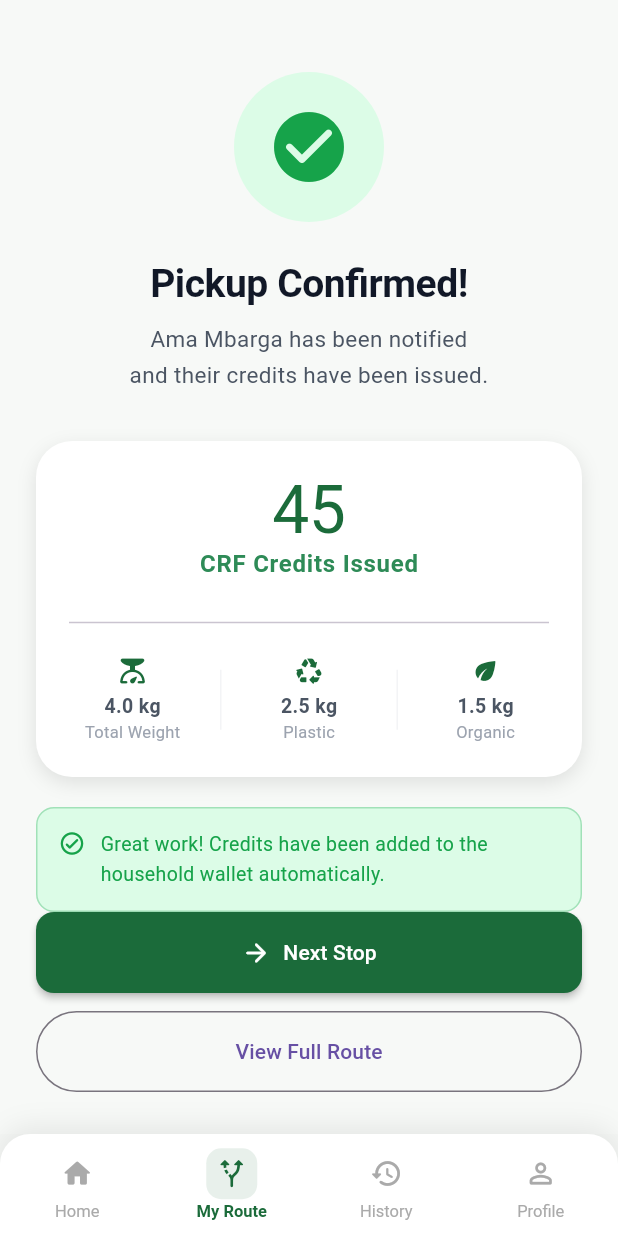
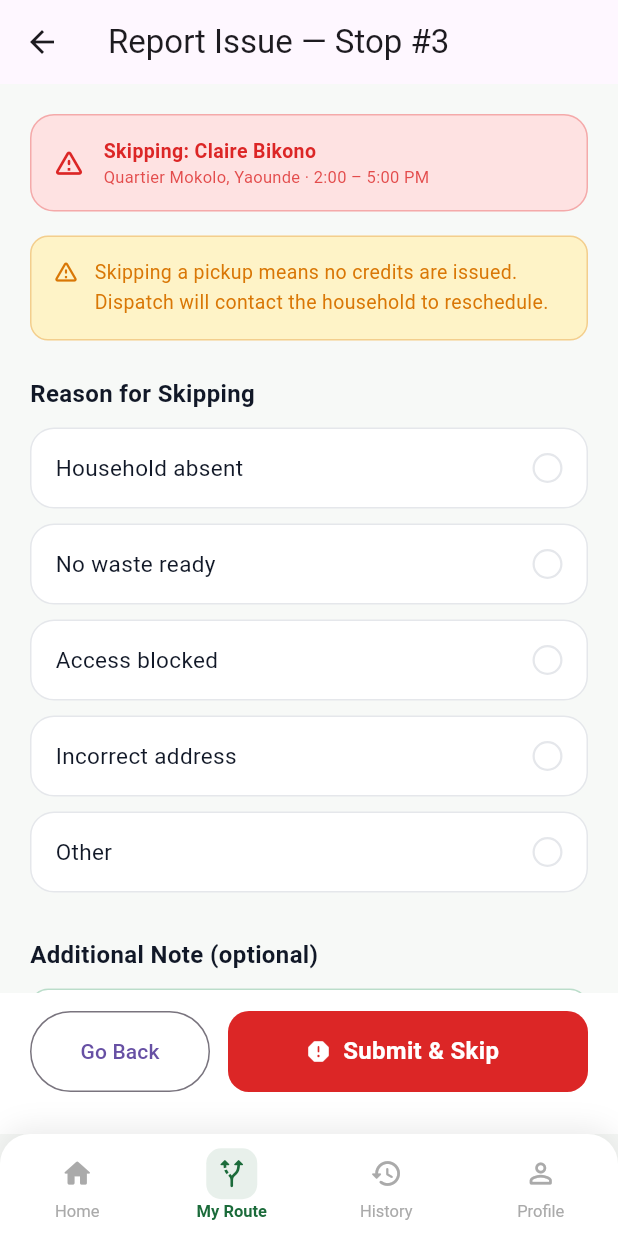
Before and after one commit to Kanjo-Elkamira-Ndi/crrf-mobile-platform, a Flutter app: the screen it shows after launch, on a phone screen of 412 x 824 dp. Run offline on Flutter 3.47's test engine with Material 3 defaults, Android fonts, the phone set to English and light mode, and no system bars; Roboto replaces fonts that are missing (DM Sans, DMSerifDisplay).

Commit message:
Created the driver's report issue screen

```diff
--- a/mobile_app/lib/main.dart
+++ b/mobile_app/lib/main.dart
@@ -35,7 +35,8 @@
 // import 'package:crrfapp/pages/d02_daily_route_screen.dart';
 // import 'package:crrfapp/pages/d03_pickup_task_screen.dart';
 // import 'package:crrfapp/pages/d04_confirm_pickup_screen.dart';
-import 'package:crrfapp/pages/d05_confirm_success_screen.dart';
+// import 'package:crrfapp/pages/d05_confirm_success_screen.dart';
+import 'package:crrfapp/pages/d06_report_issue_screen.dart';
 // import 'package:crrfapp/core/constants/app_constants.dart';
 import 'package:flutter/material.dart';
 
@@ -89,8 +90,8 @@ class MyApp extends StatelessWidget {
       // home: const DailyRouteScreen(),
       // home: const PickupTaskScreen(pickupId: "123"),
       // home: const ConfirmPickupScreen(taskId: "123"),
-      home: ConfirmSuccessScreen.demo(),
-      // home: const ReportIssueScreen(taskId: "123"),
+      // home: ConfirmSuccessScreen.demo(),
+      home: const ReportIssueScreen(taskId: "123"),
     );
   }
 }
--- /dev/null
+++ b/mobile_app/lib/pages/d06_report_issue_screen.dart
@@ -0,0 +1,269 @@
+import 'package:flutter/material.dart';
+import '../../../core/theme/app_colors.dart';
+import '../../../core/theme/app_text_styles.dart';
+import '../../../core/constants/app_constants.dart';
+import '../../../widgets/common_widgets.dart';
+import 'd02_daily_route_screen.dart';
+
+// ═════════════════════════════════════════════════════════════
+// D-06 — Report Issue / Skip Screen
+// ═════════════════════════════════════════════════════════════
+/// Driver marks a pickup as Unable to Complete.
+/// Reason selection + optional free-text note.
+/// On submit → task marked skipped, driver returns to route.
+class ReportIssueScreen extends StatefulWidget {
+  final String taskId;
+  const ReportIssueScreen({super.key, required this.taskId});
+
+  @override
+  State<ReportIssueScreen> createState() => _ReportIssueScreenState();
+}
+
+class _ReportIssueScreenState extends State<ReportIssueScreen> {
+  String? _selectedReason;
+  final _noteController = TextEditingController();
+  bool _isLoading = false;
+
+  @override
+  void dispose() {
+    _noteController.dispose();
+    super.dispose();
+  }
+
+  Future<void> _submit() async {
+    if (_selectedReason == null) {
+      ScaffoldMessenger.of(context).showSnackBar(
+        const SnackBar(
+          content: Text('Please select a reason before submitting.'),
+        ),
+      );
+      return;
+    }
+    setState(() => _isLoading = true);
+    // TODO: DriverBloc.skipPickup(taskId, reason, note)
+    await Future.delayed(const Duration(seconds: 1));
+    if (!mounted) return;
+    setState(() => _isLoading = false);
+    // Pop all the way back to route list
+    Navigator.of(context)
+      ..pop() // skip screen
+      ..pop(); // task detail
+    ScaffoldMessenger.of(context).showSnackBar(
+      const SnackBar(
+        content: Text('Pickup marked as skipped. Dispatch has been notified.'),
+      ),
+    );
+  }
+
+  @override
+  Widget build(BuildContext context) {
+    final task = kDemoTasks.firstWhere(
+      (t) => t.id == widget.taskId,
+      orElse: () => kDemoTasks[2],
+    );
+
+    return DriverScaffold(
+      currentTab: DriverNavTab.myRoute,
+      body: Scaffold(
+        backgroundColor: AppColors.background,
+        appBar: AppBar(
+          title: Text('Report Issue — Stop #${task.sequenceNumber}'),
+          leading: const BackButton(),
+        ),
+        body: Column(
+          children: [
+            Expanded(
+              child: ListView(
+                padding: const EdgeInsets.all(20),
+                children: [
+                  // ── Household reminder ───────────────────────
+                  Container(
+                    padding: const EdgeInsets.all(14),
+                    decoration: BoxDecoration(
+                      color: AppColors.errorLight,
+                      borderRadius: BorderRadius.circular(AppConstants.radiusL),
+                      border: Border.all(
+                        color: AppColors.errorRed.withValues(alpha: 0.3),
+                      ),
+                    ),
+                    child: Row(
+                      children: [
+                        const Icon(
+                          Icons.warning_amber_rounded,
+                          color: AppColors.errorRed,
+                          size: 22,
+                        ),
+                        const SizedBox(width: 12),
+                        Expanded(
+                          child: Column(
+                            crossAxisAlignment: CrossAxisAlignment.start,
+                            children: [
+                              Text(
+                                'Skipping: ${task.householdName}',
+                                style: AppTextStyles.bodySmall.copyWith(
+                                  fontWeight: FontWeight.w700,
+                                  color: AppColors.errorRed,
+                                ),
+                              ),
+                              Text(
+                                '${task.address} · ${task.timeWindow}',
+                                style: AppTextStyles.caption.copyWith(
+                                  color: AppColors.errorRed.withValues(
+                                    alpha: 0.8,
+                                  ),
+                                ),
+                              ),
+                            ],
+                          ),
+                        ),
+                      ],
+                    ),
+                  ),
+
+                  const SizedBox(height: 16),
+
+                  const CalloutCard(
+                    message:
+                        'Skipping a pickup means no credits are issued. Dispatch will contact the household to reschedule.',
+                    type: CalloutType.warning,
+                  ),
+
+                  const SizedBox(height: 24),
+
+                  // ── Reason selector ──────────────────────────
+                  Text('Reason for Skipping', style: AppTextStyles.h4),
+                  const SizedBox(height: 12),
+
+                  ...AppConstants.skipReasons.map((reason) {
+                    final isSelected = _selectedReason == reason;
+                    return GestureDetector(
+                      onTap: () => setState(() => _selectedReason = reason),
+                      child: AnimatedContainer(
+                        duration: AppConstants.animFast,
+                        margin: const EdgeInsets.only(bottom: 10),
+                        padding: const EdgeInsets.symmetric(
+                          horizontal: 16,
+                          vertical: 14,
+                        ),
+                        decoration: BoxDecoration(
+                          color: isSelected
+                              ? AppColors.errorLight
+                              : AppColors.white,
+                          borderRadius: BorderRadius.circular(
+                            AppConstants.radiusL,
+                          ),
+                          border: Border.all(
+                            color: isSelected
+                                ? AppColors.errorRed
+                                : AppColors.borderLight,
+                            width: isSelected ? 1.5 : 1,
+                          ),
+                        ),
+                        child: Row(
+                          children: [
+                            Expanded(
+                              child: Text(
+                                reason,
+                                style: AppTextStyles.body.copyWith(
+                                  color: isSelected
+                                      ? AppColors.errorRed
+                                      : AppColors.textPrimary,
+                                  fontWeight: isSelected
+                                      ? FontWeight.w600
+                                      : FontWeight.w400,
+                                ),
+                              ),
+                            ),
+                            if (isSelected)
+                              const Icon(
+                                Icons.check_circle_rounded,
+                                color: AppColors.errorRed,
+                                size: 20,
+                              )
+                            else
+                              Container(
+                                width: 20,
+                                height: 20,
+                                decoration: BoxDecoration(
+                                  shape: BoxShape.circle,
+                                  border: Border.all(
+                                    color: AppColors.borderLight,
+                                    width: 1.5,
+                                  ),
+                                ),
+                              ),
+                          ],
+                        ),
+                      ),
+                    );
+                  }),
+
+                  const SizedBox(height: 20),
+
+                  // ── Optional note ────────────────────────────
+                  Text('Additional Note (optional)', style: AppTextStyles.h4),
+                  const SizedBox(height: 12),
+                  CrrfTextField(
+                    label: 'Describe the issue for dispatch...',
+                    controller: _noteController,
+                    maxLines: 3,
+                    prefixIcon: const Icon(Icons.notes_rounded),
+                  ),
+                  const SizedBox(height: 32),
+                ],
+              ),
+            ),
+
+            // ── CTAs ─────────────────────────────────────────────
+            Container(
+              padding: const EdgeInsets.fromLTRB(20, 12, 20, 28),
+              color: AppColors.white,
+              child: Row(
+                children: [
+                  Expanded(
+                    child: CrrfSecondaryButton(
+                      label: 'Go Back',
+                      onPressed: () => Navigator.of(context).pop(),
+                    ),
+                  ),
+                  const SizedBox(width: 12),
+                  Expanded(
+                    flex: 2,
+                    child: SizedBox(
+                      height: 54,
+                      child: ElevatedButton.icon(
+                        icon: _isLoading
+                            ? const SizedBox(
+                                width: 18,
+                                height: 18,
+                                child: CircularProgressIndicator(
+                                  strokeWidth: 2.5,
+                                  color: AppColors.white,
+                                ),
+                              )
+                            : const Icon(Icons.report_rounded, size: 18),
+                        label: Text(
+                          _isLoading ? 'Submitting...' : 'Submit & Skip',
+                        ),
+                        style: ElevatedButton.styleFrom(
+                          backgroundColor: AppColors.errorRed,
+                          foregroundColor: AppColors.white,
+                          elevation: 0,
+                          textStyle: AppTextStyles.button,
+                          shape: RoundedRectangleBorder(
+                            borderRadius: BorderRadius.circular(14),
+                          ),
+                        ),
+                        onPressed: _isLoading ? null : _submit,
+                      ),
+                    ),
+                  ),
+                ],
+              ),
+            ),
+          ],
+        ),
+      ),
+    );
+  }
+}
```
